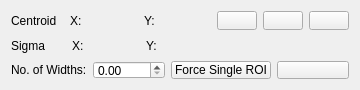
First picture: the form in pcdswidgets/ui/imaging/common/centroid_tracker_full.ui, repository pcdshub/pcdswidgets, before the edit.
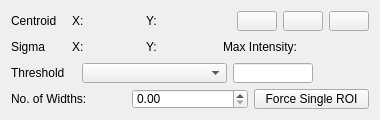
Second picture: the form after the edit. Custom widgets are drawn as their Qt base class.

Commit message: ENH: update centroid tracker to update threshold based on intensity

Diff of the .ui file:
```diff
--- a/pcdswidgets/ui/imaging/common/centroid_tracker_full.ui
+++ b/pcdswidgets/ui/imaging/common/centroid_tracker_full.ui
@@ -6,20 +6,20 @@
    <rect>
     <x>0</x>
     <y>0</y>
-    <width>360</width>
-    <height>90</height>
+    <width>380</width>
+    <height>120</height>
    </rect>
   </property>
   <property name="minimumSize">
    <size>
-    <width>360</width>
-    <height>90</height>
-   </size>
-  </property>
-  <property name="maximumSize">
-   <size>
     <width>370</width>
-    <height>102</height>
+    <height>120</height>
+   </size>
+  </property>
+  <property name="maximumSize">
+   <size>
+    <width>380</width>
+    <height>133</height>
    </size>
   </property>
   <property name="windowTitle">
@@ -386,6 +386,172 @@
        </property>
       </spacer>
      </item>
+     <item>
+      <widget class="QLabel" name="label_9">
+       <property name="sizePolicy">
+        <sizepolicy hsizetype="Preferred" vsizetype="Preferred">
+         <horstretch>0</horstretch>
+         <verstretch>0</verstretch>
+        </sizepolicy>
+       </property>
+       <property name="minimumSize">
+        <size>
+         <width>90</width>
+         <height>0</height>
+        </size>
+       </property>
+       <property name="maximumSize">
+        <size>
+         <width>90</width>
+         <height>16777215</height>
+        </size>
+       </property>
+       <property name="text">
+        <string>Max Intensity:</string>
+       </property>
+      </widget>
+     </item>
+     <item>
+      <widget class="PyDMLabel" name="max_value_label">
+       <property name="minimumSize">
+        <size>
+         <width>50</width>
+         <height>0</height>
+        </size>
+       </property>
+       <property name="maximumSize">
+        <size>
+         <width>60</width>
+         <height>16777215</height>
+        </size>
+       </property>
+       <property name="toolTip">
+        <string/>
+       </property>
+       <property name="precision">
+        <number>0</number>
+       </property>
+       <property name="showUnits">
+        <bool>false</bool>
+       </property>
+       <property name="precisionFromPV">
+        <bool>true</bool>
+       </property>
+       <property name="alarmSensitiveContent">
+        <bool>false</bool>
+       </property>
+       <property name="alarmSensitiveBorder">
+        <bool>true</bool>
+       </property>
+       <property name="PyDMToolTip">
+        <string/>
+       </property>
+       <property name="channel">
+        <string>ca://${cam_prefix}${stat_plugin}${suffix_max_value}</string>
+       </property>
+       <property name="enableRichText">
+        <bool>false</bool>
+       </property>
+      </widget>
+     </item>
+    </layout>
+   </item>
+   <item>
+    <layout class="QHBoxLayout" name="horizontalLayout_4">
+     <item>
+      <widget class="QLabel" name="label_8">
+       <property name="sizePolicy">
+        <sizepolicy hsizetype="Preferred" vsizetype="Preferred">
+         <horstretch>0</horstretch>
+         <verstretch>0</verstretch>
+        </sizepolicy>
+       </property>
+       <property name="minimumSize">
+        <size>
+         <width>65</width>
+         <height>0</height>
+        </size>
+       </property>
+       <property name="maximumSize">
+        <size>
+         <width>65</width>
+         <height>16777215</height>
+        </size>
+       </property>
+       <property name="text">
+        <string>Threshold</string>
+       </property>
+      </widget>
+     </item>
+     <item>
+      <widget class="QComboBox" name="threshold_mode_combo">
+       <property name="sizePolicy">
+        <sizepolicy hsizetype="MinimumExpanding" vsizetype="Fixed">
+         <horstretch>0</horstretch>
+         <verstretch>0</verstretch>
+        </sizepolicy>
+       </property>
+       <property name="toolTip">
+        <string>Centroid threshold mode</string>
+       </property>
+      </widget>
+     </item>
+     <item>
+      <widget class="QLineEdit" name="threshold_value_edit">
+       <property name="maximumSize">
+        <size>
+         <width>80</width>
+         <height>16777215</height>
+        </size>
+       </property>
+       <property name="toolTip">
+        <string>Threshold value; press Enter to apply</string>
+       </property>
+      </widget>
+     </item>
+     <item>
+      <widget class="PyDMLabel" name="threshold_rbv_label">
+       <property name="minimumSize">
+        <size>
+         <width>50</width>
+         <height>0</height>
+        </size>
+       </property>
+       <property name="maximumSize">
+        <size>
+         <width>60</width>
+         <height>16777215</height>
+        </size>
+       </property>
+       <property name="toolTip">
+        <string/>
+       </property>
+       <property name="precision">
+        <number>0</number>
+       </property>
+       <property name="showUnits">
+        <bool>false</bool>
+       </property>
+       <property name="precisionFromPV">
+        <bool>true</bool>
+       </property>
+       <property name="alarmSensitiveContent">
+        <bool>false</bool>
+       </property>
+       <property name="alarmSensitiveBorder">
+        <bool>true</bool>
+       </property>
+       <property name="PyDMToolTip">
+        <string/>
+       </property>
+       <property name="channel">
+        <string>ca://${cam_prefix}${stat_plugin}${suffix_centroid_threshold_rbv}</string>
+       </property>
+       <property name="enableRichText">
+        <bool>false</bool>
+       </property>
+      </widget>
+     </item>
     </layout>
    </item>
    <item>
@@ -413,58 +579,6 @@
        </property>
       </widget>
      </item>
-     <item>
-      <widget class="PyDMPushButton" name="dummy_button">
-       <property name="toolTip">
-        <string/>
-       </property>
-       <property name="alarmSensitiveContent">
-        <bool>false</bool>
-       </property>
-       <property name="alarmSensitiveBorder">
-        <bool>false</bool>
-       </property>
-       <property name="PyDMToolTip">
-        <string/>
-       </property>
-       <property name="monitorDisp">
-        <bool>false</bool>
-       </property>
-       <property name="channel">
-        <string>${roi_plugin}</string>
-       </property>
-       <property name="PyDMIcon">
-        <string/>
-       </property>
-       <property name="passwordProtected">
-        <bool>false</bool>
-       </property>
-       <property name="password">
-        <string/>
-       </property>
-       <property name="protectedPassword">
-        <string/>
-       </property>
-       <property name="showConfirmDialog">
-        <bool>false</bool>
-       </property>
-       <property name="confirmMessage">
-        <string>Are you sure you want to proceed?</string>
-       </property>
-       <property name="pressValue">
-        <string>None</string>
-       </property>
-       <property name="releaseValue">
-        <string>None</string>
-       </property>
-       <property name="relativeChange">
-        <bool>false</bool>
-       </property>
-       <property name="writeWhenRelease">
-        <bool>false</bool>
-       </property>
-      </widget>
-     </item>
     </layout>
    </item>
   </layout>
@@ -475,11 +589,6 @@
    <extends>QLabel</extends>
    <header>pydm.widgets.label</header>
   </customwidget>
-  <customwidget>
-   <class>PyDMPushButton</class>
-   <extends>QPushButton</extends>
-   <header>pydm.widgets.pushbutton</header>
-  </customwidget>
   <customwidget>
    <class>ColorButton</class>
    <extends>QPushButton</extends>
```
Left out of the diff: 8 changed lines with no effect on the pictures. The commit also changes 3 other files.
